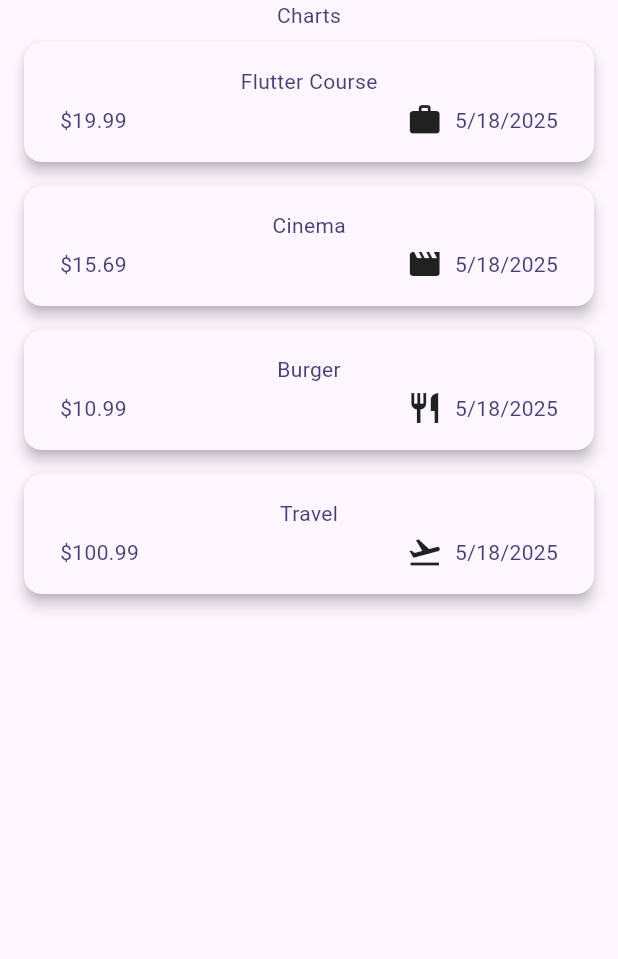
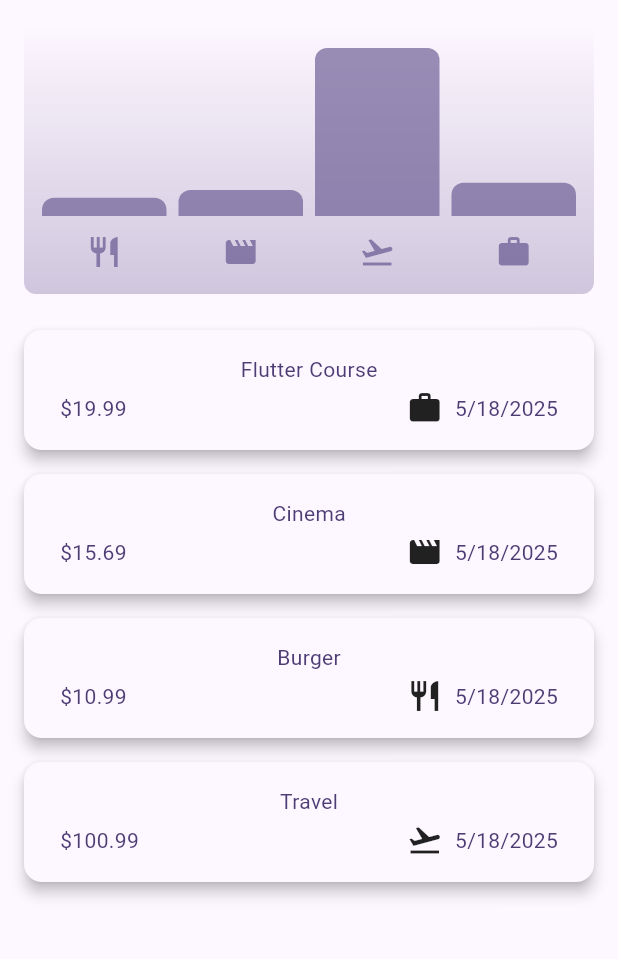
Before and after one commit to HassamAli2174/Modern-Expense-Tracker, a Flutter app: the screen it shows after launch, on a phone screen of 412 x 824 dp, the part 84-1043 px from its top. Run offline on Flutter 3.47's test engine with Material 3 defaults, Android fonts, the phone set to English and light mode, and no system bars.

Commit message:
Integrate Chart widget into Expenses screen to visualize registered expenses; update UI layout to include chart above main content.

```diff
--- /dev/null
+++ b/lib/chart/chart.dart
@@ -0,0 +1,93 @@
+import 'package:expense_tracker_app/chart/chart_bar.dart';
+import 'package:expense_tracker_app/model/expense.dart';
+import 'package:flutter/material.dart';
+
+class Chart extends StatelessWidget {
+  const Chart({super.key, required this.expenses});
+
+  final List<Expense> expenses;
+
+  List<ExpenseBucket> get buckets {
+    return [
+      ExpenseBucket.forCategory(expenses, Category.food),
+      ExpenseBucket.forCategory(expenses, Category.leisure),
+      ExpenseBucket.forCategory(expenses, Category.travel),
+      ExpenseBucket.forCategory(expenses, Category.work),
+    ];
+  }
+
+  double get maxTotalExpense {
+    double maxTotalExpense = 0;
+
+    for (final bucket in buckets) {
+      if (bucket.totalExpense > maxTotalExpense) {
+        maxTotalExpense = bucket.totalExpense;
+      }
+    }
+
+    return maxTotalExpense;
+  }
+
+  @override
+  Widget build(BuildContext context) {
+    final isDarkMode =
+        MediaQuery.of(context).platformBrightness == Brightness.dark;
+    return Container(
+      margin: const EdgeInsets.all(16),
+      padding: const EdgeInsets.symmetric(vertical: 16, horizontal: 8),
+      width: double.infinity,
+      height: 180,
+      decoration: BoxDecoration(
+        borderRadius: BorderRadius.circular(8),
+        gradient: LinearGradient(
+          colors: [
+            Theme.of(context).colorScheme.primary.withOpacity(0.3),
+            Theme.of(context).colorScheme.primary.withOpacity(0.0),
+          ],
+          begin: Alignment.bottomCenter,
+          end: Alignment.topCenter,
+        ),
+      ),
+      child: Column(
+        children: [
+          Expanded(
+            child: Row(
+              crossAxisAlignment: CrossAxisAlignment.end,
+              children: [
+                for (final bucket in buckets) // alternative to map()
+                  ChartBar(
+                    fill:
+                        bucket.totalExpense == 0
+                            ? 0
+                            : bucket.totalExpense / maxTotalExpense,
+                  ),
+              ],
+            ),
+          ),
+          const SizedBox(height: 12),
+          Row(
+            children:
+                buckets
+                    .map(
+                      (bucket) => Expanded(
+                        child: Padding(
+                          padding: const EdgeInsets.symmetric(horizontal: 4),
+                          child: Icon(
+                            categoryIcons[bucket.category],
+                            color:
+                                isDarkMode
+                                    ? Theme.of(context).colorScheme.secondary
+                                    : Theme.of(
+                                      context,
+                                    ).colorScheme.primary.withOpacity(0.7),
+                          ),
+                        ),
+                      ),
+                    )
+                    .toList(),
+          ),
+        ],
+      ),
+    );
+  }
+}
--- /dev/null
+++ b/lib/chart/chart_bar.dart
@@ -0,0 +1,34 @@
+import 'package:flutter/material.dart';
+
+class ChartBar extends StatelessWidget {
+  const ChartBar({
+    super.key,
+    required this.fill,
+  });
+
+  final double fill;
+
+  @override
+  Widget build(BuildContext context) {
+    final isDarkMode =
+        MediaQuery.of(context).platformBrightness == Brightness.dark;
+    return Expanded(
+      child: Padding(
+        padding: const EdgeInsets.symmetric(horizontal: 4),
+        child: FractionallySizedBox(
+          heightFactor: fill,
+          child: DecoratedBox(
+            decoration: BoxDecoration(
+              shape: BoxShape.rectangle,
+              borderRadius:
+                  const BorderRadius.vertical(top: Radius.circular(8)),
+              color: isDarkMode
+                  ? Theme.of(context).colorScheme.secondary
+                  : Theme.of(context).colorScheme.primary.withOpacity(0.65),
+            ),
+          ),
+        ),
+      ),
+    );
+  }
+}
--- a/lib/expenses.dart
+++ b/lib/expenses.dart
@@ -1,3 +1,4 @@
+import 'package:expense_tracker_app/chart/chart.dart';
 import 'package:expense_tracker_app/model/expense.dart';
 import 'package:expense_tracker_app/widgets/expenses_list/expenses_list.dart';
 import 'package:expense_tracker_app/widgets/expenses_list/new_expense.dart';
@@ -98,7 +99,10 @@ class _ExpensesState extends State<Expenses> {
         ],
       ),
       body: Column(
-        children: [const Text('Charts'), Expanded(child: mainContent)],
+        children: [
+          Chart(expenses: _registeredExpenses),
+          Expanded(child: mainContent),
+        ],
       ),
     );
   }
```
